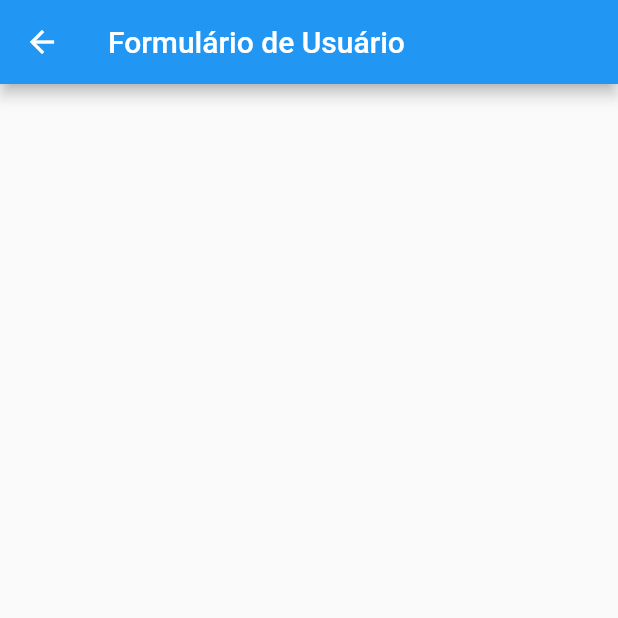
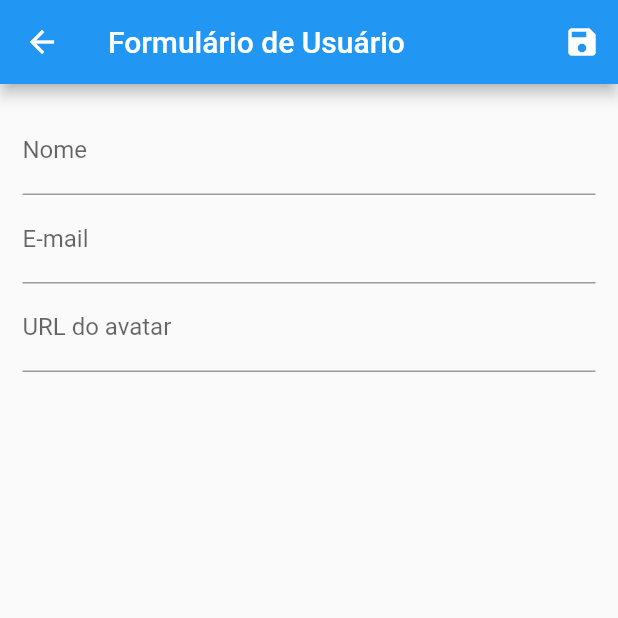
Before and after one commit to luizalbertobm/flutter_user_registration, a Flutter app: the UserForm screen opened by its route, on a phone screen of 412 x 824 dp, the top half of it. Run offline on Flutter 3.47's test engine with Material 2 defaults, Android fonts, the phone set to English and light mode, and no system bars; network calls fail.

Commit message:
Create the form

```diff
--- a/lib/views/user_form.dart
+++ b/lib/views/user_form.dart
@@ -1,11 +1,69 @@
 import 'package:flutter/material.dart';
+import 'package:flutter_crud/models/user.dart';
+import 'package:flutter_crud/provider/users.dart';
+import 'package:provider/provider.dart';
 
 class UserForm extends StatelessWidget {
+
+  final _form = GlobalKey<FormState>();
+  final Map<String, String> _formData = {};
+
   @override
   Widget build(BuildContext context) {
     return Scaffold(
       appBar: AppBar(
         title: Text('Formulário de Usuário'),
+        actions: <Widget>[
+          IconButton(
+            icon: Icon(Icons.save),
+            onPressed: () {
+              final isValid = _form.currentState.validate();
+              if(isValid){
+                _form.currentState.save();
+                Provider.of<Users>(context, listen: false).put(User(
+                  id: _formData['id'],
+                  name: _formData['name'],
+                  email: _formData['email'],
+                  avatarUrl: _formData['avatarUrl'],
+                ),);
+                Navigator.of(context).pop();
+              }
+            },
+           ),
+        ],
+      ),
+      body: Padding(
+        padding: EdgeInsets.all(15),
+        child: Form(
+          key: _form,
+          child: Column(
+            children: <Widget>[
+              TextFormField(
+                decoration: InputDecoration(labelText: 'Nome'),
+                validator: (value){
+                  if(value == null || value.isEmpty){
+                    return 'Nome inválido';
+                  }
+                },
+                onSaved: (value){
+                  _formData['name'] = value;
+                },
+              ),
+              TextFormField(
+                decoration: InputDecoration(labelText: 'E-mail'),
+                onSaved: (value){
+                  _formData['email'] = value;
+                },
+              ),
+              TextFormField(
+                decoration: InputDecoration(labelText: 'URL do avatar'),
+                onSaved: (value){
+                  _formData['avatarUrl'] = value;
+                },
+              ),
+            ],
+          ),
+        )
       ),
     );
   }
```
